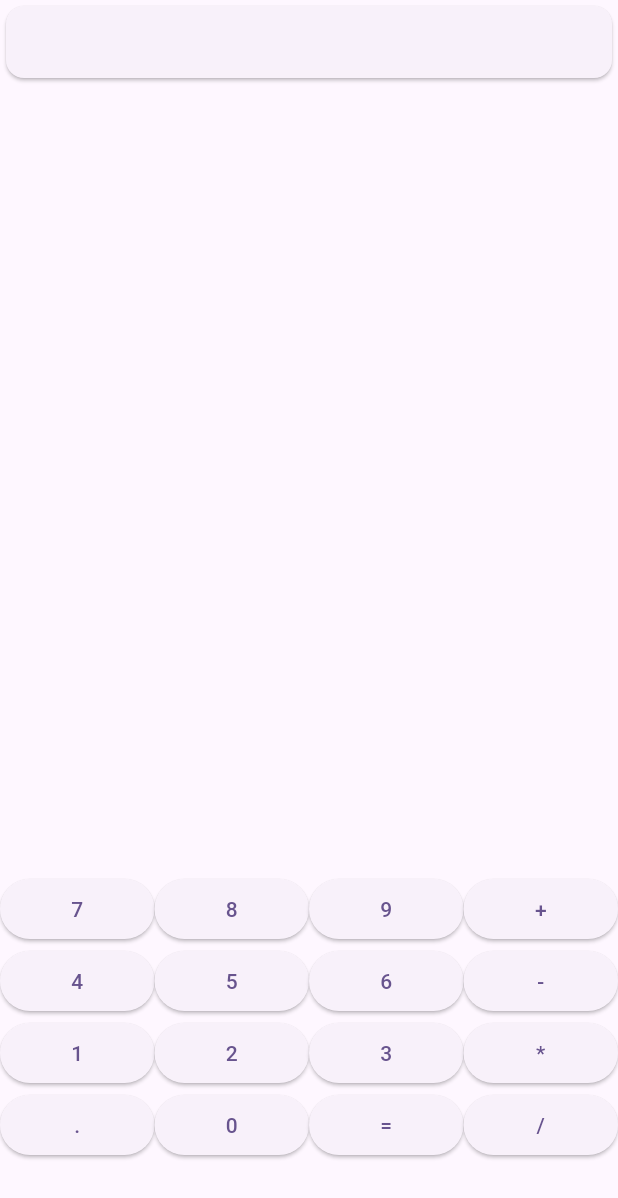
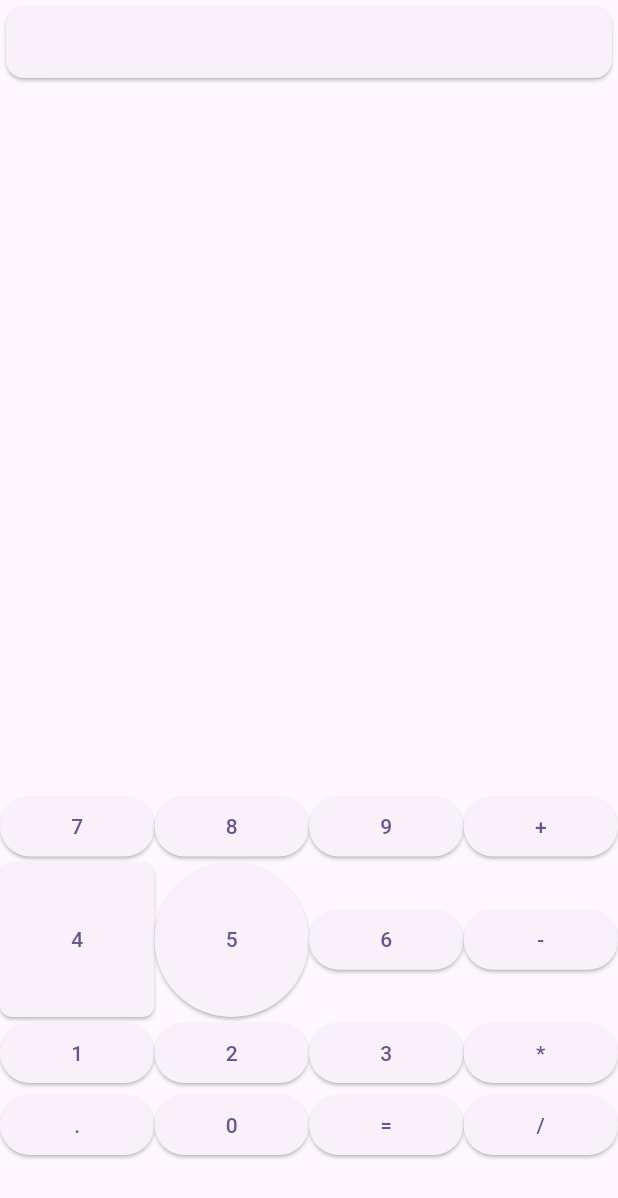
Before and after one commit to RaymundoSantorski/flutter_calculator, a Flutter app: the screen it shows after launch, on a phone screen of 412 x 824 dp. Shown: the top 1198 px of the screen. Run offline on Flutter 3.47's test engine with Material 3 defaults, Android fonts, the phone set to English and light mode, and no system bars.

Commit message:
ADD: some ui modifications

```diff
--- a/lib/main.dart
+++ b/lib/main.dart
@@ -57,6 +57,8 @@ class _MyHomePageState extends State<MyHomePage> {
       }
       _controller.text = '';
     });
+    print(values);
+    print(ops);
   }
 
   void resolve() {
@@ -68,8 +70,10 @@ class _MyHomePageState extends State<MyHomePage> {
         double Function(double, double) op = ops.removeLast();
         values.add(op(values.removeLast(), values.removeLast()));
       }
-      _controller.text = '${values[0]}';
+      _controller.text = '${values.removeLast()}';
     });
+    print(values);
+    print(ops);
   }
 
   double mult(double b, double a) {
@@ -133,15 +137,29 @@ class _MyHomePageState extends State<MyHomePage> {
             Row(
               children: [
                 Expanded(
+                  child: AspectRatio(
+                    aspectRatio: 1,
                     child: ElevatedButton(
+                      style: ButtonStyle(
+                        shape: WidgetStateProperty.all<RoundedRectangleBorder>(
+                          RoundedRectangleBorder(
+                            borderRadius: BorderRadius.circular(8),
+                          ),
+                        ),
+                      ),
                       onPressed: () => addValue('4'),
                       child: Text('4'),
                     ),
                   ),
+                ),
                 Expanded(
+                  child: AspectRatio(
+                    aspectRatio: 1,
                     child: ElevatedButton(
+                      style: ButtonStyle(),
                       onPressed: () => addValue('5'),
                       child: Text('5'),
+                    ),
                   ),
                 ),
                 Expanded(
```
Lines whose indentation alone changed are shown as unchanged.
